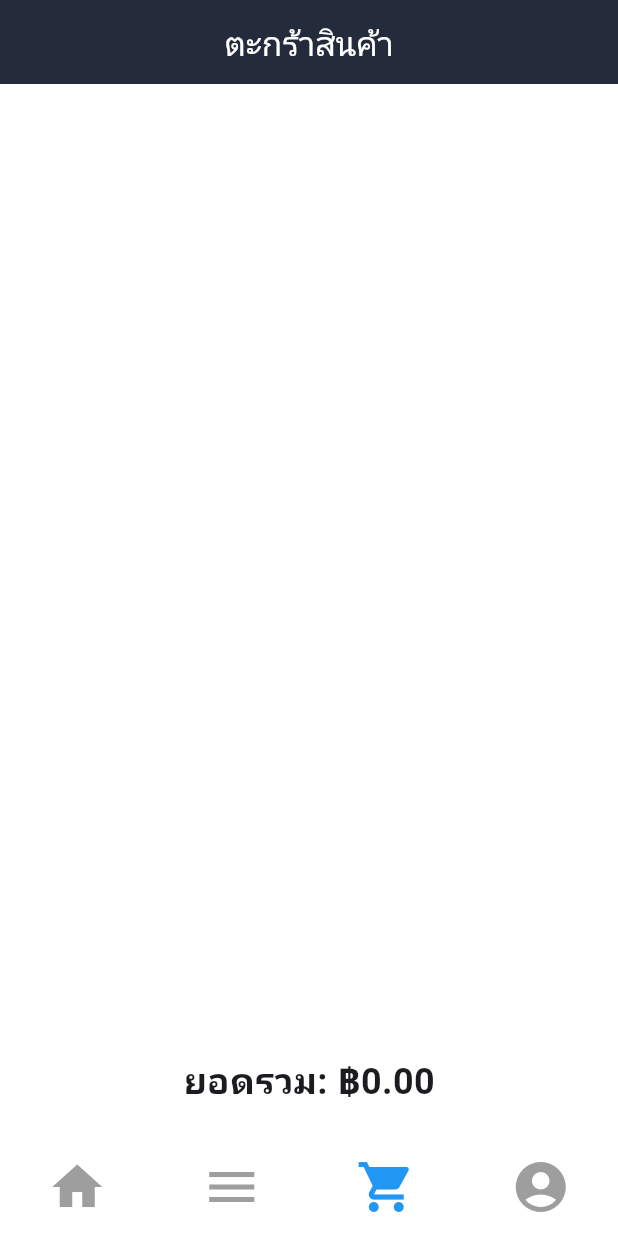
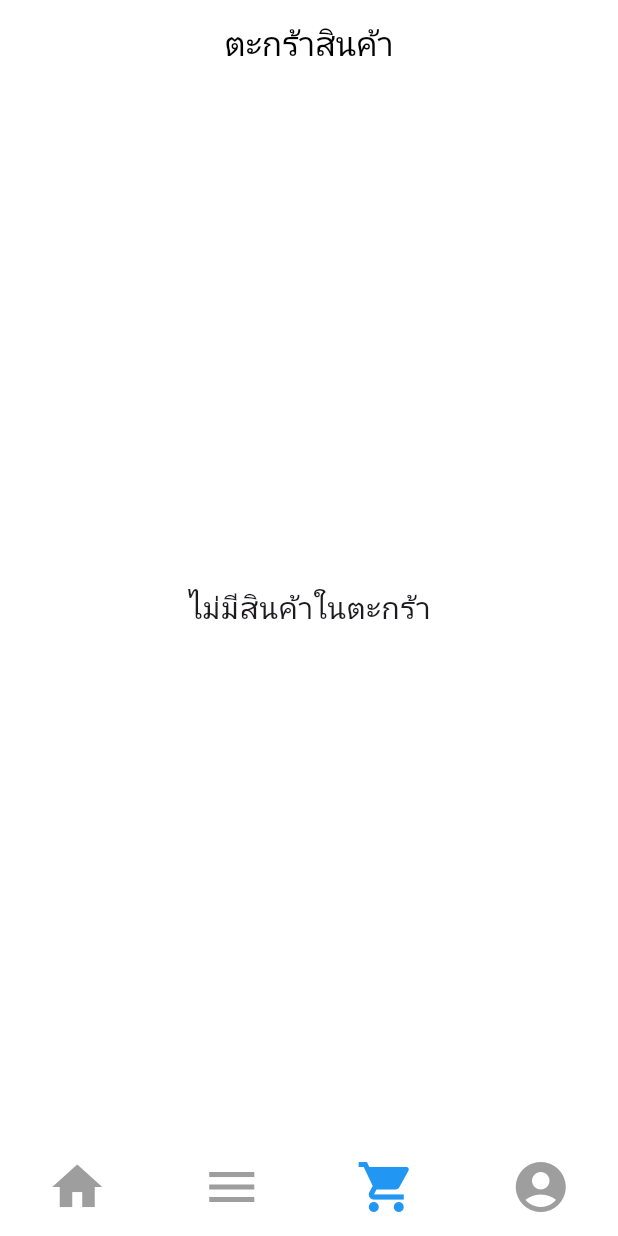
Before and after one commit to megnesiumm/miniproject_flutter, a Flutter app: the screen it shows after launch, item 2 of the bottom bar chosen, after a tap on the "shopping cart" icon, on a phone screen of 412 x 824 dp. Run offline on Flutter 3.47's test engine with Material 3 defaults, Android fonts, the phone set to English and light mode, and no system bars.

Commit message:
second commit

```diff
--- a/lib/homepage.dart
+++ b/lib/homepage.dart
@@ -15,7 +15,7 @@ class Homepage extends StatelessWidget {
         backgroundColor: PageColour,
         title: const Center(
           child: Text(
-            'HOME',
+            'หน้าหลัก',
             style: TextStyle(color: Colors.white),
           ),
         ),
@@ -98,8 +98,10 @@ class Homepage extends StatelessWidget {
                     const SizedBox(height: 10.0),
                     Text(
                       toyTexts[index],
-                      style:
-                          const TextStyle(color: Colors.black, fontSize: 18.0,fontWeight: FontWeight.bold),
+                      style: const TextStyle(
+                          color: Colors.black,
+                          fontSize: 18.0,
+                          fontWeight: FontWeight.bold),
                     ),
                     const SizedBox(height: 10.0),
                     // ทำให้ปุ่มยืดหยุ่นโดยใช้ Expanded
--- a/lib/main.dart
+++ b/lib/main.dart
@@ -4,6 +4,7 @@ import 'package:miniproject_flutter/homepage.dart';
 import 'package:miniproject_flutter/pagecart.dart';
 import 'package:miniproject_flutter/pagemenu.dart';
 import 'package:miniproject_flutter/pageuser.dart';
+import 'package:miniproject_flutter/product.dart'; // นำเข้า Product class
 
 void main() {
   runApp(const MyApp());
@@ -30,22 +31,20 @@ class HomeScreen extends StatefulWidget {
 
 class _HomeScreenState extends State<HomeScreen> {
   int _currentIndex = 0;
-  final int _quantity = 0; // ตัวแปรจำนวนสินค้าในตะกร้า
+  final List<Product> _cartItems = [];
 
-  // ย้ายการสร้าง _screens ไปใน build() เพื่อให้สามารถเข้าถึง _quantity ได้
+  // หน้าจอที่สามารถเลือกได้
   @override
   Widget build(BuildContext context) {
-    // หน้าจอที่สามารถเลือกได้
-    // ignore: no_leading_underscores_for_local_identifiers
-    final List<Widget> _screens = [
+    final List<Widget> screens = [
       const Homepage(),
       const Pagemenu(),
-      Pagecart(quantity: _quantity, cartItems: const [],), // ส่งค่า _quantity ไปที่ Pagecart
+      Pagecart(cartItems: _cartItems), // ส่ง cartItems ที่อัปเดตไปยัง Pagecart
       const Pageuser(),
     ];
 
     return Scaffold(
-      body: _screens[_currentIndex],
+      body: screens[_currentIndex],
       bottomNavigationBar: Container(
         padding: const EdgeInsets.only(top: 5.0),
         height: 70.0,
@@ -108,4 +107,18 @@ class _HomeScreenState extends State<HomeScreen> {
       ),
     );
   }
+
+  // ฟังก์ชันที่ใช้เพิ่มสินค้าในตะกร้า
+  void addToCart(Product product) {
+    setState(() {
+      _cartItems.add(product); // เพิ่มสินค้าใหม่ในตะกร้า
+    });
+  }
+
+  // ฟังก์ชันที่ใช้ลบสินค้าออกจากตะกร้า
+  void removeFromCart(Product product) {
+    setState(() {
+      _cartItems.remove(product); // ลบสินค้าออกจากตะกร้า
+    });
+  }
 }
--- a/lib/pagecart.dart
+++ b/lib/pagecart.dart
@@ -1,34 +1,14 @@
 import 'package:flutter/material.dart';
-import 'package:miniproject_flutter/constants.dart';
+import 'package:miniproject_flutter/product.dart'; // นำเข้า Product class
 
-// สร้างคลาส Product สำหรับเก็บข้อมูลสินค้า
-class Product {
-  final String name;
-  int quantity;
-  final double price;
+class Pagecart extends StatelessWidget {
+  final List<Product> cartItems;
 
-  Product({
-    required this.name,
-    required this.quantity,
-    required this.price,
-  });
-}
+  const Pagecart({super.key, required this.cartItems});
 
-class Pagecart extends StatefulWidget {
-  final List<Product> cartItems; // รับรายการสินค้าจากหน้า Toy1
-
-  const Pagecart({super.key, required this.cartItems, required int quantity});
-
-  @override
-  // ignore: library_private_types_in_public_api
-  _PagecartState createState() => _PagecartState();
-}
-
-class _PagecartState extends State<Pagecart> {
-  // ฟังก์ชันคำนวณยอดรวมทั้งหมด
   double getTotal() {
     double total = 0;
-    for (var item in widget.cartItems) {
+    for (var item in cartItems) {
       total += item.price * item.quantity;
     }
     return total;
@@ -38,24 +18,30 @@ class _PagecartState extends State<Pagecart> {
   Widget build(BuildContext context) {
     return Scaffold(
       appBar: AppBar(
-        backgroundColor: PageColour,
+        backgroundColor: Colors.white,
         title: const Text(
           'ตะกร้าสินค้า',
-          style: TextStyle(color: Colors.white),
+          style: TextStyle(color: Colors.black),
         ),
         centerTitle: true,
       ),
-      body: Column(
+      body: cartItems.isEmpty
+          ? const Center(
+              child: Text(
+                'ไม่มีสินค้าในตะกร้า',
+                style: TextStyle(fontSize: 20),
+              ),
+            )
+          : Column(
               children: <Widget>[
-          // แสดงรายการสินค้าที่อยู่ในตะกร้า
                 Expanded(
                   child: ListView.builder(
-              itemCount: widget.cartItems.length,
+                    itemCount: cartItems.length,
                     itemBuilder: (context, index) {
-                final item = widget.cartItems[index];
+                      final item = cartItems[index];
                       return Card(
-                  margin:
-                      const EdgeInsets.symmetric(vertical: 8, horizontal: 16),
+                        margin: const EdgeInsets.symmetric(
+                            vertical: 8, horizontal: 16),
                         child: ListTile(
                           title: Text(item.name),
                           subtitle: Text(
@@ -66,12 +52,12 @@ class _PagecartState extends State<Pagecart> {
                     },
                   ),
                 ),
-          // แสดงยอดรวมของตะกร้า
                 Padding(
                   padding: const EdgeInsets.all(16.0),
                   child: Text(
                     'ยอดรวม: ฿${getTotal().toStringAsFixed(2)}',
-              style: const TextStyle(fontSize: 24, fontWeight: FontWeight.bold),
+                    style: const TextStyle(
+                        fontSize: 24, fontWeight: FontWeight.bold),
                   ),
                 ),
               ],
--- a/lib/pagemenu.dart
+++ b/lib/pagemenu.dart
@@ -11,7 +11,7 @@ class Pagemenu extends StatelessWidget {
         backgroundColor: PageColour,
         title: const Center(
             child: Text(
-          'MENU',
+          'หมวดหมู่',
           style: TextStyle(color: Colors.white),
         )),
       ),
--- a/lib/pageuser.dart
+++ b/lib/pageuser.dart
@@ -11,7 +11,7 @@ class Pageuser extends StatelessWidget {
         backgroundColor: PageColour,
         title: const Center(
           child: Text(
-            'User Profile',
+            'ข้อมูลผู้ใช้',
             style: TextStyle(color: Colors.white),
           ),
         ),
--- /dev/null
+++ b/lib/product.dart
@@ -0,0 +1,12 @@
+class Product {
+  String name;
+  int quantity;
+  double price;
+
+  Product({required this.name, required this.quantity, required this.price});
+
+  @override
+  String toString() {
+    return 'Product(name: $name, quantity: $quantity, price: $price)';
+  }
+}
```
Also changed, not shown: lib/page/toy1.dart (+16 -16 lines), lib/page/toy2.dart (+17 -17 lines), lib/page/toy3.dart (+15 -16 lines), lib/page/toy4.dart (+15 -16 lines). Lines whose indentation alone changed are shown as unchanged.
